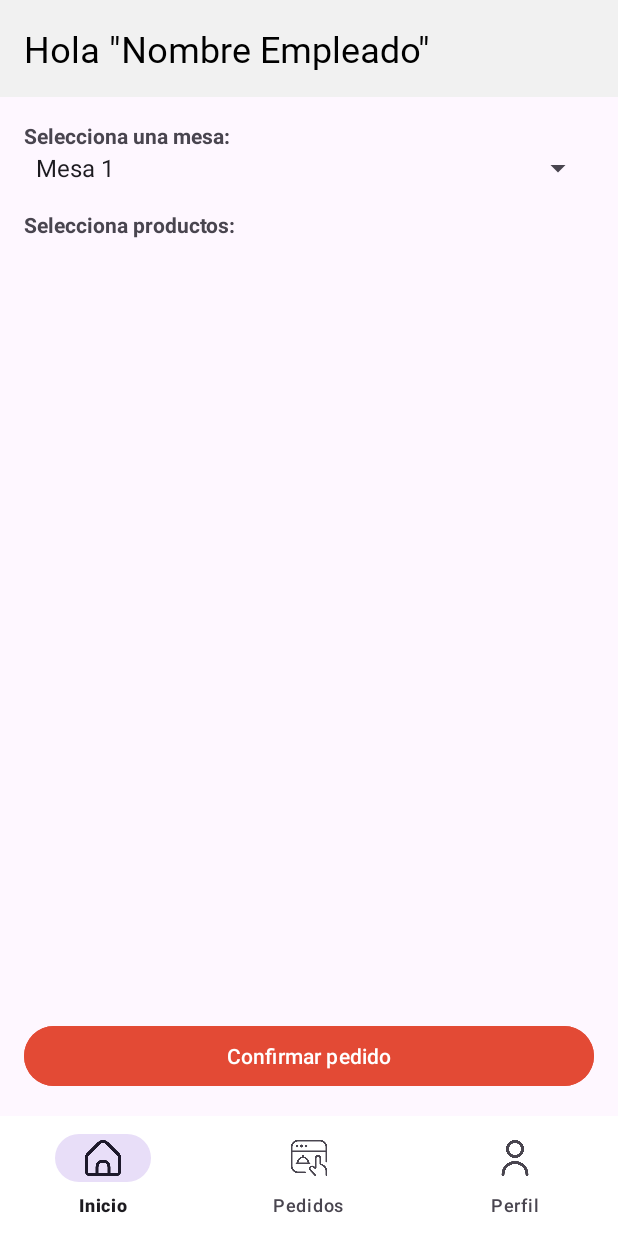
After one commit to davaga02/miApp, an Android app: the fragment CrearPedidoFragment placed in its activity, on a phone screen of 412 x 824 dp. The commit adds this screen. Run offline under Robolectric (Android 15) with nearby library versions, the phone set to English and light mode, and no system bars; our stand-ins replace Firebase (no records; nobody signed in at launch, a user with empty details on screens opened directly).

Commit message:
pruebas crear pedidos empleado

```diff
--- a/app/src/main/java/com/daniela/miapp/PrincipalAdminActivity.java
+++ b/app/src/main/java/com/daniela/miapp/PrincipalAdminActivity.java
@@ -83,8 +83,6 @@ public class PrincipalAdminActivity extends AppCompatActivity {
                     selectedFragment = ProductsFragment.newInstance();
                 } else if (itemId == R.id.nav_profile) {
                     selectedFragment = ProfileFragment.newInstance();
-                } else if (itemId == R.id.nav_employees) {
-                    selectedFragment = EmployeesFragment.newInstance();
                 }
 
                 // Cargar el fragmento correspondiente
--- a/app/src/main/java/com/daniela/miapp/PrincipalEmpleadoActivity.java
+++ b/app/src/main/java/com/daniela/miapp/PrincipalEmpleadoActivity.java
@@ -9,7 +9,7 @@ import androidx.appcompat.app.AppCompatActivity;
 import androidx.fragment.app.Fragment;
 
 import com.daniela.miapp.fragment.InicioEmpleadoFragment;
-import com.daniela.miapp.fragment.PedidosEmpleadoFragment;
+import com.daniela.miapp.fragment.PedidosFragment;
 import com.daniela.miapp.fragment.PerfilEmpleadoFragment;
 import com.google.android.material.bottomnavigation.BottomNavigationView;
 
@@ -39,7 +39,7 @@ public class PrincipalEmpleadoActivity extends AppCompatActivity {
             if (itemId == R.id.nav_inicio) {
                 selectedFragment = new InicioEmpleadoFragment();
             } else if (itemId == R.id.nav_pedidos) {
-                selectedFragment = new PedidosEmpleadoFragment();
+                selectedFragment = new PedidosFragment();
             } else if (itemId == R.id.nav_perfil) {
                 selectedFragment = new PerfilEmpleadoFragment();
             }
@@ -47,7 +47,7 @@ public class PrincipalEmpleadoActivity extends AppCompatActivity {
             if (selectedFragment != null) {
                 getSupportFragmentManager()
                         .beginTransaction()
-                        .replace(R.id.frameContainerEmpleado, selectedFragment)
+                        .replace(R.id.frameContainer, selectedFragment)
                         .commit();
             }
 
--- /dev/null
+++ b/app/src/main/java/com/daniela/miapp/ProductoPedidoAdapter.java
@@ -0,0 +1,74 @@
+package com.daniela.miapp.adapter;
+
+import android.view.LayoutInflater;
+import android.view.View;
+import android.view.ViewGroup;
+import android.widget.*;
+import androidx.annotation.NonNull;
+import androidx.recyclerview.widget.RecyclerView;
+
+import com.daniela.miapp.Producto;
+import com.daniela.miapp.R;
+
+import java.util.HashMap;
+import java.util.List;
+import java.util.Map;
+
+public class ProductoPedidoAdapter extends RecyclerView.Adapter<ProductoPedidoAdapter.ViewHolder> {
+
+    private List<Producto> productos;
+    private Map<String, Integer> cantidades = new HashMap<>();
+
+    public ProductoPedidoAdapter(List<Producto> productos) {
+        this.productos = productos;
+    }
+
+    public Map<String, Integer> getCantidadesSeleccionadas() {
+        return cantidades;
+    }
+
+    @NonNull
+    @Override
+    public ProductoPedidoAdapter.ViewHolder onCreateViewHolder(@NonNull ViewGroup parent, int viewType) {
+        View vista = LayoutInflater.from(parent.getContext()).inflate(R.layout.item_producto_pedido, parent, false);
+        return new ViewHolder(vista);
+    }
+
+    @Override
+    public void onBindViewHolder(@NonNull ProductoPedidoAdapter.ViewHolder holder, int position) {
+        Producto producto = productos.get(position);
+        holder.tvNombre.setText(producto.getNombre());
+
+        holder.etCantidad.setText("0");
+        cantidades.put(producto.getId(), 0);
+
+        holder.etCantidad.setOnFocusChangeListener((v, hasFocus) -> {
+            if (!hasFocus) {
+                try {
+                    int cantidad = Integer.parseInt(holder.etCantidad.getText().toString());
+                    if (cantidad < 0) cantidad = 0;
+                    cantidades.put(producto.getId(), cantidad);
+                } catch (NumberFormatException e) {
+                    holder.etCantidad.setText("0");
+                    cantidades.put(producto.getId(), 0);
+                }
+            }
+        });
+    }
+
+    @Override
+    public int getItemCount() {
+        return productos.size();
+    }
+
+    public static class ViewHolder extends RecyclerView.ViewHolder {
+        TextView tvNombre;
+        EditText etCantidad;
+
+        public ViewHolder(@NonNull View itemView) {
+            super(itemView);
+            tvNombre = itemView.findViewById(R.id.tvNombreProducto);
+            etCantidad = itemView.findViewById(R.id.etCantidadProducto);
+        }
+    }
+}
--- /dev/null
+++ b/app/src/main/java/com/daniela/miapp/fragment/CrearPedidoFragment.java
@@ -0,0 +1,125 @@
+package com.daniela.miapp.fragment;
+
+import android.os.Bundle;
+import android.view.LayoutInflater;
+import android.view.View;
+import android.view.ViewGroup;
+import android.widget.*;
+
+import androidx.annotation.NonNull;
+import androidx.annotation.Nullable;
+import androidx.fragment.app.Fragment;
+import androidx.recyclerview.widget.LinearLayoutManager;
+import androidx.recyclerview.widget.RecyclerView;
+
+import com.daniela.miapp.Pedido;
+import com.daniela.miapp.Producto;
+import com.daniela.miapp.R;
+import com.daniela.miapp.adapter.ProductoPedidoAdapter;
+import com.google.firebase.auth.FirebaseAuth;
+import com.google.firebase.firestore.*;
+
+import java.util.*;
+
+public class CrearPedidoFragment extends Fragment {
+
+    private Spinner spinnerMesas;
+    private RecyclerView recyclerProductos;
+    private Button btnConfirmarPedido;
+
+    private ProductoPedidoAdapter adapter;
+    private FirebaseFirestore db;
+
+    private List<Producto> listaProductos = new ArrayList<>();
+
+    @Nullable
+    @Override
+    public View onCreateView(@NonNull LayoutInflater inflater, @Nullable ViewGroup container,
+                             @Nullable Bundle savedInstanceState) {
+        return inflater.inflate(R.layout.fragment_crear_pedido, container, false);
+    }
+
+    @Override
+    public void onViewCreated(@NonNull View view, @Nullable Bundle savedInstanceState) {
+        spinnerMesas = view.findViewById(R.id.spinnerMesas);
+        recyclerProductos = view.findViewById(R.id.recyclerProductosPedido);
+        btnConfirmarPedido = view.findViewById(R.id.btnConfirmarPedido);
+        db = FirebaseFirestore.getInstance();
+
+        // Llenar el spinner de mesas (ejemplo: Mesa 1 a Mesa 10)
+        List<String> mesas = new ArrayList<>();
+        for (int i = 1; i <= 10; i++) {
+            mesas.add("Mesa " + i);
+        }
+        ArrayAdapter<String> adapterMesa = new ArrayAdapter<>(requireContext(), android.R.layout.simple_spinner_item, mesas);
+        adapterMesa.setDropDownViewResource(android.R.layout.simple_spinner_dropdown_item);
+        spinnerMesas.setAdapter(adapterMesa);
+
+        // Configurar RecyclerView
+        recyclerProductos.setLayoutManager(new LinearLayoutManager(getContext()));
+        adapter = new ProductoPedidoAdapter(listaProductos);
+        recyclerProductos.setAdapter(adapter);
+
+        cargarProductosDesdeFirestore();
+
+        btnConfirmarPedido.setOnClickListener(v -> {
+            String mesaSeleccionada = (String) spinnerMesas.getSelectedItem();
+            String usuarioId = FirebaseAuth.getInstance().getCurrentUser() != null ?
+                    FirebaseAuth.getInstance().getCurrentUser().getUid() : "empleado";
+
+            Map<String, Integer> productosSeleccionados = adapter.getCantidadesSeleccionadas();
+
+            // Filtrar productos con cantidad > 0
+            Map<String, Integer> productosFinal = new HashMap<>();
+            for (Map.Entry<String, Integer> entry : productosSeleccionados.entrySet()) {
+                if (entry.getValue() > 0) {
+                    productosFinal.put(entry.getKey(), entry.getValue());
+                }
+            }
+
+            if (productosFinal.isEmpty()) {
+                Toast.makeText(requireContext(), "Agrega al menos un producto", Toast.LENGTH_SHORT).show();
+                return;
+            }
+
+            Pedido pedido = new Pedido(
+                    UUID.randomUUID().toString(),
+                    usuarioId,
+                    mesaSeleccionada,
+                    productosFinal,
+                    "Pendiente",
+                    System.currentTimeMillis()
+            );
+
+            db.collection("pedidos")
+                    .document(pedido.getId())
+                    .set(pedido)
+                    .addOnSuccessListener(unused -> {
+                        Toast.makeText(requireContext(), "Pedido creado", Toast.LENGTH_SHORT).show();
+                        requireActivity().getSupportFragmentManager().popBackStack();
+                    })
+                    .addOnFailureListener(e ->
+                            Toast.makeText(requireContext(), "Error al crear pedido", Toast.LENGTH_SHORT).show()
+                    );
+        });
+    }
+
+    private void cargarProductosDesdeFirestore() {
+        db.collection("productos")
+                .get()
+                .addOnSuccessListener(query -> {
+                    listaProductos.clear();
+                    for (DocumentSnapshot doc : query) {
+                        Producto p = doc.toObject(Producto.class);
+                        if (p.getId() == null) {
+                            p.setId(doc.getId()); // asignar el ID de Firestore
+                        }
+                        listaProductos.add(p);
+                    }
+                    adapter.notifyDataSetChanged();
+                })
+                .addOnFailureListener(e -> {
+                    Toast.makeText(requireContext(), "Error al cargar productos", Toast.LENGTH_SHORT).show();
+                });
+    }
+}
--- /dev/null
+++ b/app/src/main/res/drawable/bottom_nav_colors.xml
@@ -0,0 +1,4 @@
+<?xml version="1.0" encoding="utf-8"?>
+<selector xmlns:android="http://schemas.android.com/apk/res/android">
+    <item android:color="@color/gray" android:state_checked="false"/>
+</selector>
--- /dev/null
+++ b/app/src/main/res/drawable/bottom_nav_item_background.xml
@@ -0,0 +1,3 @@
+<?xml version="1.0" encoding="utf-8"?>
+<ripple xmlns:android="http://schemas.android.com/apk/res/android"
+    android:color="@color/crema" />
--- /dev/null
+++ b/app/src/main/res/drawable/bottom_nav_item_ripple.xml
@@ -0,0 +1,3 @@
+<?xml version="1.0" encoding="utf-8"?>
+<ripple xmlns:android="http://schemas.android.com/apk/res/android"
+    android:color="@android:color/transparent" />
--- a/app/src/main/res/layout/activity_pantallaprincipalempleado.xml
+++ b/app/src/main/res/layout/activity_pantallaprincipalempleado.xml
@@ -22,7 +22,7 @@
 
     <!-- Contenedor del fragmento -->
     <FrameLayout
-        android:id="@+id/frameContainerEmpleado"
+        android:id="@+id/frameContainer"
         android:layout_width="match_parent"
         android:layout_height="0dp"
         app:layout_constraintTop_toBottomOf="@+id/tvAppName"
--- /dev/null
+++ b/app/src/main/res/layout/fragment_crear_pedido.xml
@@ -0,0 +1,41 @@
+<?xml version="1.0" encoding="utf-8"?>
+<LinearLayout xmlns:android="http://schemas.android.com/apk/res/android"
+    android:orientation="vertical"
+    android:padding="16dp"
+    android:layout_width="match_parent"
+    android:layout_height="match_parent">
+
+    <TextView
+        android:text="Selecciona una mesa:"
+        android:layout_width="wrap_content"
+        android:layout_height="wrap_content"
+        android:textStyle="bold" />
+
+    <Spinner
+        android:id="@+id/spinnerMesas"
+        android:layout_width="match_parent"
+        android:layout_height="wrap_content"
+        android:layout_marginBottom="16dp" />
+
+    <TextView
+        android:text="Selecciona productos:"
+        android:layout_width="wrap_content"
+        android:layout_height="wrap_content"
+        android:textStyle="bold" />
+
+    <androidx.recyclerview.widget.RecyclerView
+        android:id="@+id/recyclerProductosPedido"
+        android:layout_width="match_parent"
+        android:layout_height="0dp"
+        android:layout_weight="1"
+        android:layout_marginBottom="16dp" />
+
+    <Button
+        android:id="@+id/btnConfirmarPedido"
+        android:layout_width="match_parent"
+        android:layout_height="wrap_content"
+        android:text="Confirmar pedido"
+        android:backgroundTint="@color/e34a35"
+        android:textColor="@color/white" />
+
+</LinearLayout>
--- a/app/src/main/res/menu/admin_bottom_nav_menu.xml
+++ b/app/src/main/res/menu/admin_bottom_nav_menu.xml
@@ -20,8 +20,11 @@
         android:icon="@drawable/ic_profile"
         android:title="Perfil" />
 
+    <!-- Eliminar o comentar esta sección -->
+    <!--
     <item
         android:id="@+id/nav_employees"
-        android:icon="@drawable/ic_employees"
+        android:icon="@drawable/ic_empleados"
         android:title="Empleados" />
+    -->
 </menu>
--- a/app/src/main/res/values/styles.xml
+++ b/app/src/main/res/values/styles.xml
@@ -1,5 +1,8 @@
 <?xml version="1.0" encoding="utf-8"?>
 <resources>
+    <style name="AppTheme" parent="Theme.MaterialComponents.DayNight.DarkActionBar">
+        <!-- otras personalizaciones -->
+    </style>
     <style name="CustomAlertDialog" parent="Theme.Material3.DayNight.Dialog.Alert">
         <item name="android:background">@color/gray</item>
         <item name="android:textColorPrimary">@color/white</item>
```
Also changed, not shown: app/src/main/java/com/daniela/miapp/Pedido.java (added, +110 -0 lines), app/src/main/java/com/daniela/miapp/PedidoAdapter.java (added, +69 -0 lines), app/src/main/java/com/daniela/miapp/fragment/PedidosEmpleadoFragment.java (deleted, +0 -34 lines), app/src/main/java/com/daniela/miapp/fragment/PedidosFragment.java (added, +81 -0 lines), app/src/main/res/drawable/bottom_nav_bg.xml (added, +7 -0 lines), app/src/main/res/layout/activity_pantallaprincipaladmin.xml (+6 -3 lines), app/src/main/res/layout/fragment_pedidos.xml (added, +32 -0 lines), app/src/main/res/layout/item_pedido.xml (added, +30 -0 lines), app/src/main/res/layout/item_producto_pedido.xml (added, +23 -0 lines).
